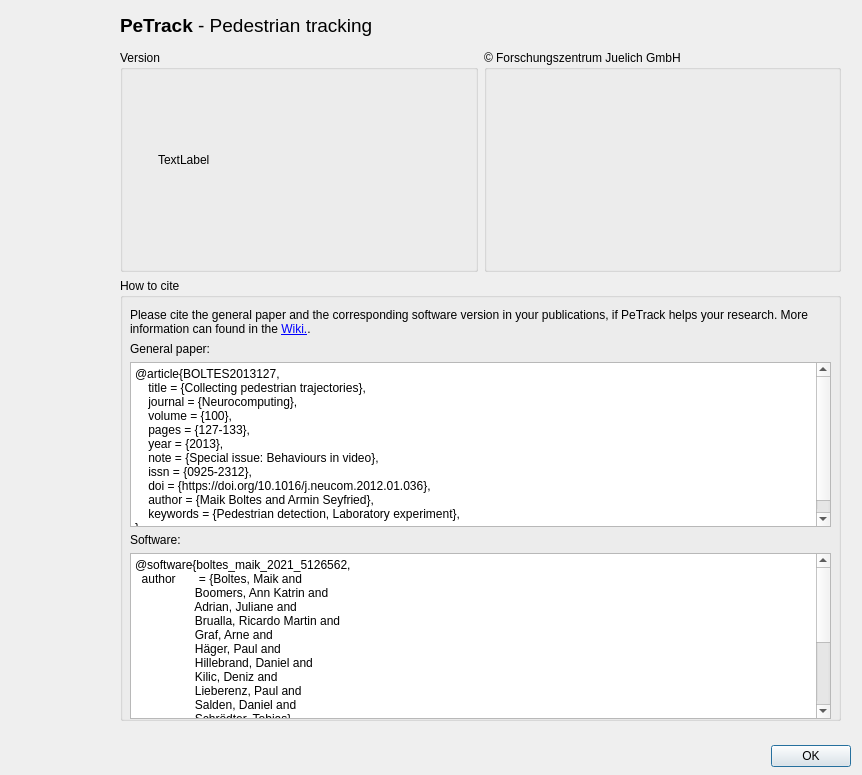
Qt form src/ui/dialogs/about.ui (ped-dyn-emp/PeTrack) before a commit.
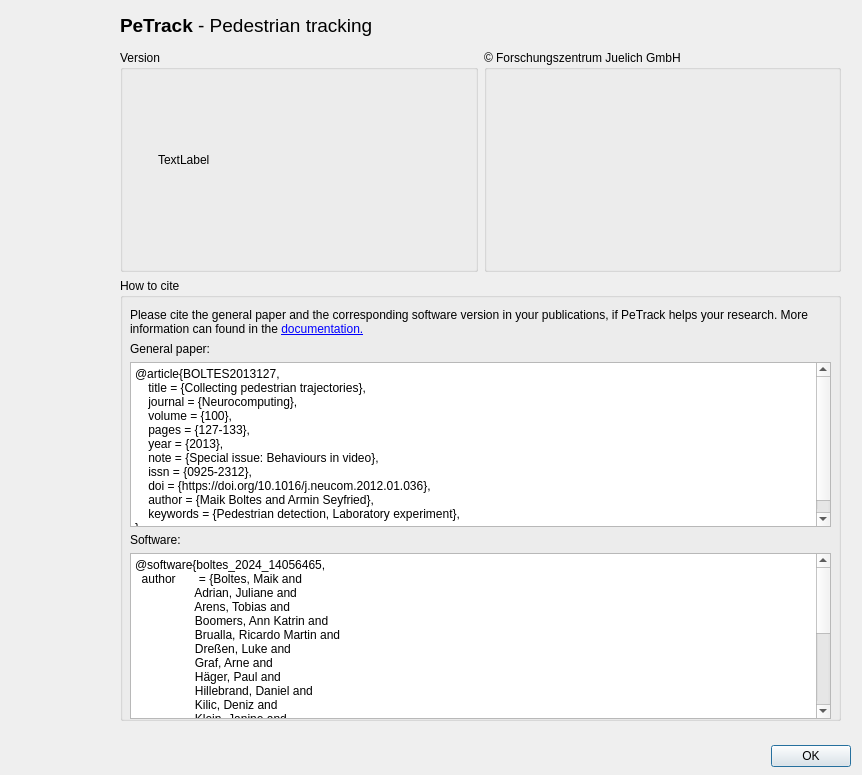
The same form after that commit. Icons and pictures are not drawn.

Commit message: Link to docs instead wiki for citation information and use latest zenodo information

Diff of the .ui file:
```diff
--- a/src/ui/dialogs/about.ui
+++ b/src/ui/dialogs/about.ui
@@ -167,7 +167,7 @@
            </sizepolicy>
           </property>
           <property name="text">
-           <string>&lt;html&gt;&lt;head/&gt;&lt;body&gt;&lt;p&gt;Please cite the general paper and the corresponding software version in your publications, if PeTrack helps your research. More information can found in the &lt;a href=&quot;https://jugit.fz-juelich.de/ped-dyn-emp/petrack/-/wikis/home#how-to-cite&quot;&gt;&lt;span style=&quot; text-decoration: underline; color:#0000ff;&quot;&gt;Wiki.&lt;/span&gt;&lt;/a&gt;.&lt;/p&gt;&lt;/body&gt;&lt;/html&gt;</string>
+           <string>&lt;html&gt;&lt;head/&gt;&lt;body&gt;&lt;p&gt;Please cite the general paper and the corresponding software version in your publications, if PeTrack helps your research. More information can found in the &lt;a href=&quot;https://go.fzj.de/petrack-cite&quot;&gt;&lt;span style=&quot; text-decoration: underline; color:#0000ff;&quot;&gt;documentation.&lt;/span&gt;&lt;/a&gt;&lt;/p&gt;&lt;/body&gt;&lt;/html&gt;</string>
           </property>
           <property name="alignment">
            <set>Qt::AlignLeading|Qt::AlignLeft|Qt::AlignTop</set>
@@ -211,25 +211,28 @@
            <bool>true</bool>
           </property>
           <property name="plainText">
-           <string>@software{boltes_maik_2021_5126562,
+           <string>@software{boltes_2024_14056465,
   author       = {Boltes, Maik and
-                  Boomers, Ann Katrin and
                   Adrian, Juliane and
+                  Arens, Tobias and
+                  Boomers, Ann Katrin and
                   Brualla, Ricardo Martin and
+                  Dreßen, Luke and
                   Graf, Arne and
                   Häger, Paul and
                   Hillebrand, Daniel and
                   Kilic, Deniz and
+                  Klein, Janine and
                   Lieberenz, Paul and
                   Salden, Daniel and
                   Schrödter, Tobias},
   title        = {PeTrack},
-  month        = jul,
-  year         = 2021,
+  month        = nov,
+  year         = 2024,
   publisher    = {Zenodo},
-  version      = {v0.9},
-  doi          = {10.5281/zenodo.5126562},
-  url          = {https://doi.org/10.5281/zenodo.5126562}
+  version      = {v0.10},
+  doi          = {10.5281/zenodo.14056465},
+  url          = {https://doi.org/10.5281/zenodo.14056465},
 }</string>
           </property>
          </widget>
```
